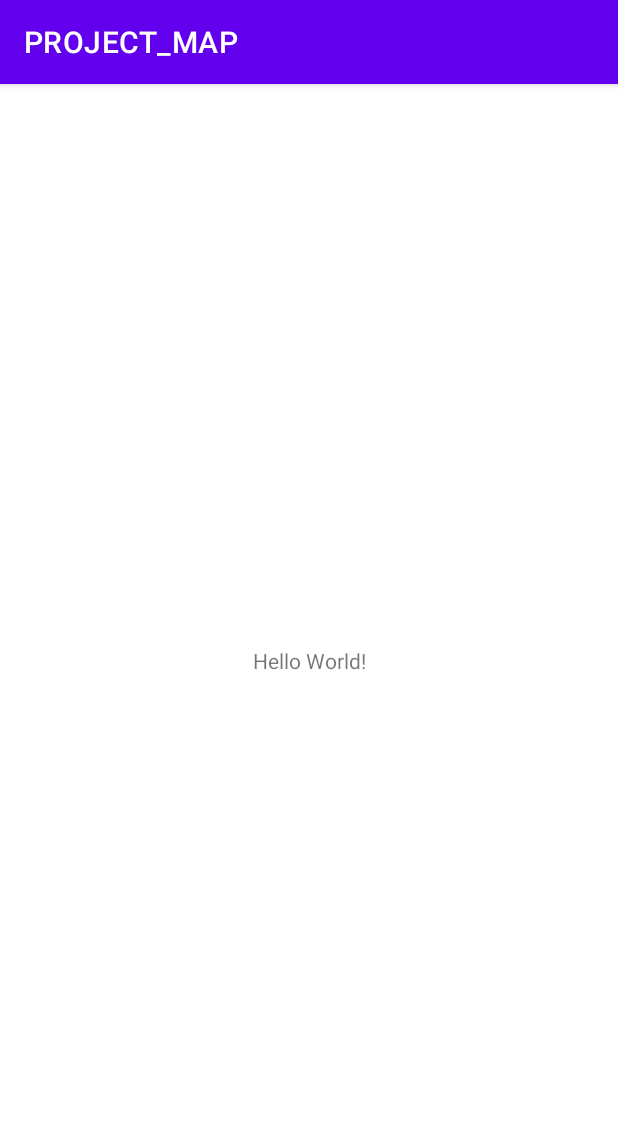
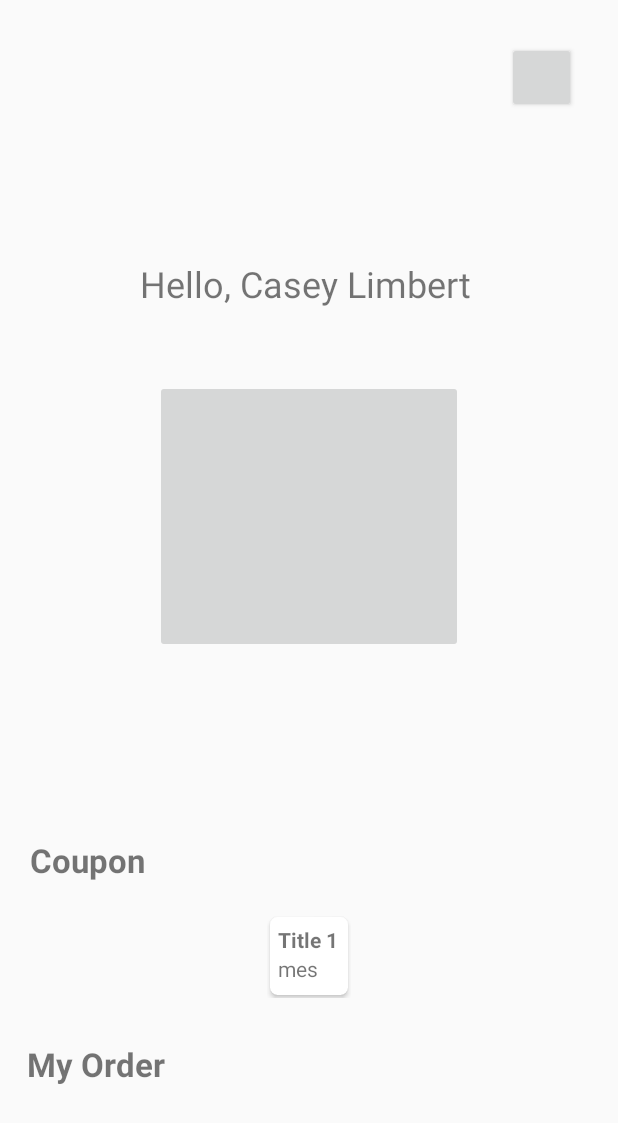
Before and after one commit to Geor03/UAS_MAP, an Android app: the screen it shows after launch (MainActivity), on a phone screen of 412 x 824 dp. Shown: the top 1123 px of the screen. Run offline under Robolectric (Android 15) with nearby library versions, the phone set to English and light mode, and no system bars.

Commit message:
home update

```diff
--- a/PROJECT_MAP/app/src/main/AndroidManifest.xml
+++ b/PROJECT_MAP/app/src/main/AndroidManifest.xml
@@ -11,7 +11,7 @@
         android:label="@string/app_name"
         android:roundIcon="@mipmap/ic_launcher_round"
         android:supportsRtl="true"
-        android:theme="@style/Theme.PROJECT_MAP"
+        android:theme="@style/AppTheme.NoActionBar"
         tools:targetApi="31">
         <activity
             android:name=".MainActivity"
--- /dev/null
+++ b/PROJECT_MAP/app/src/main/java/umn/ac/id/project_map/CouponAdapter.java
@@ -0,0 +1,62 @@
+package umn.ac.id.project_map;
+
+import android.view.LayoutInflater;
+import android.view.View;
+import android.view.ViewGroup;
+import android.widget.TextView;
+
+import androidx.recyclerview.widget.RecyclerView;
+
+import java.util.ArrayList;
+
+public class CouponAdapter extends RecyclerView.Adapter<CouponAdapter.ViewHolder> {
+
+    //________create number of objects according to your need
+    private ArrayList<String> titleDataList;
+    private ArrayList<String> messageDataList;
+
+    //________create  constructor with required parameter
+    public CouponAdapter(ArrayList<String> titleDataList, ArrayList<String> messageDataList) {
+
+        //________initialize
+        this.titleDataList = titleDataList;
+        this.messageDataList = messageDataList;
+    }
+
+    @Override
+    public ViewHolder onCreateViewHolder(ViewGroup parent, int viewType) {
+        View itemView;
+
+        //________show data in the horizontal listing
+        itemView = LayoutInflater.from(parent.getContext()).inflate(R.layout.coupon_view, parent, false);
+
+
+        //________return child view
+        return new ViewHolder(itemView);
+    }
+
+    @Override
+    public void onBindViewHolder(ViewHolder holder, int position) {
+        //________set data to the objects of each row widget
+        holder.tvTitle.setText(titleDataList.get(position));
+        holder.tvMessage.setText(messageDataList.get(position));
+    }
+
+    @Override
+    public int getItemCount() {
+        return titleDataList.size();
+    }
+
+    public static class ViewHolder extends RecyclerView.ViewHolder {
+
+        //________create objects of each row widget
+        public TextView tvTitle, tvMessage;
+        public ViewHolder(View view) {
+            super(view);
+
+            //________initialize objects of each row widget
+            tvTitle = (TextView) view.findViewById(R.id.tvTitle);
+            tvMessage = (TextView) view.findViewById(R.id.tvMessage);
+        }
+    }
+}
--- a/PROJECT_MAP/app/src/main/java/umn/ac/id/project_map/MainActivity.java
+++ b/PROJECT_MAP/app/src/main/java/umn/ac/id/project_map/MainActivity.java
@@ -1,14 +1,47 @@
 package umn.ac.id.project_map;
 
 import androidx.appcompat.app.AppCompatActivity;
+import androidx.recyclerview.widget.LinearLayoutManager;
+import androidx.recyclerview.widget.RecyclerView;
 
 import android.os.Bundle;
 
+import java.util.ArrayList;
+
 public class MainActivity extends AppCompatActivity {
+
+    private RecyclerView rvHorizontal;
+    private ArrayList<String> titleDataList;
+    private ArrayList<String> messageDataList;
+    private RecyclerView.LayoutManager mLayoutManagerHorizontal;
+    private CouponAdapter horizontalAdapter;
 
     @Override
     protected void onCreate(Bundle savedInstanceState) {
         super.onCreate(savedInstanceState);
         setContentView(R.layout.activity_main);
+
+        //________initialize
+        rvHorizontal = (RecyclerView) findViewById(R.id.rvHorizontal);
+        titleDataList = new ArrayList<>();
+        messageDataList = new ArrayList<>();
+
+        //________add dummy titles and message
+        for (int i = 1; i <= 20; i++) {
+            titleDataList.add("Title " + i);
+            messageDataList.add("message " + i);
+        }
+
+        //________initialize adapters
+        horizontalAdapter = new CouponAdapter(titleDataList, messageDataList);
+
+        //________initialize layout managers
+        mLayoutManagerHorizontal = new LinearLayoutManager(this, LinearLayoutManager.HORIZONTAL, false);
+
+        //________set layout managers
+        rvHorizontal.setLayoutManager(mLayoutManagerHorizontal);
+
+        //________set adapters
+        rvHorizontal.setAdapter(horizontalAdapter);
     }
 }
--- a/PROJECT_MAP/app/src/main/res/layout/activity_main.xml
+++ b/PROJECT_MAP/app/src/main/res/layout/activity_main.xml
@@ -6,13 +6,83 @@
     android:layout_height="match_parent"
     tools:context=".MainActivity">
 
+
     <TextView
-        android:layout_width="wrap_content"
-        android:layout_height="wrap_content"
-        android:text="Hello World!"
+        android:id="@+id/coupontext"
+        android:layout_width="112dp"
+        android:layout_height="29dp"
+        android:text="My Order"
+        android:textSize="22sp"
+        android:textStyle="bold"
+        app:layout_constraintBottom_toBottomOf="parent"
+        app:layout_constraintEnd_toEndOf="parent"
+        app:layout_constraintHorizontal_bias="0.06"
+        app:layout_constraintStart_toStartOf="parent"
+        app:layout_constraintTop_toTopOf="parent"
+        app:layout_constraintVertical_bias="0.874"
+        tools:ignore="MissingConstraints" />
+
+    <TextView
+        android:id="@+id/Coupontext"
+        android:layout_width="83dp"
+        android:layout_height="32dp"
+        android:text="Coupon"
+        android:textSize="22sp"
+        android:textStyle="bold"
+        app:layout_constraintBottom_toBottomOf="parent"
+        app:layout_constraintEnd_toEndOf="parent"
+        app:layout_constraintHorizontal_bias="0.06"
+        app:layout_constraintStart_toStartOf="parent"
+        app:layout_constraintTop_toTopOf="parent"
+        app:layout_constraintVertical_bias="0.705"
+        tools:ignore="MissingConstraints" />
+
+    <TextView
+        android:id="@+id/WelcomeText"
+        android:layout_width="226dp"
+        android:layout_height="41dp"
+        android:text="Hello, Casey Limbert"
+        android:textSize="24sp"
         app:layout_constraintBottom_toBottomOf="parent"
         app:layout_constraintEnd_toEndOf="parent"
         app:layout_constraintStart_toStartOf="parent"
-        app:layout_constraintTop_toTopOf="parent" />
+        app:layout_constraintTop_toTopOf="parent"
+        app:layout_constraintVertical_bias="0.221"
+        tools:ignore="MissingConstraints" />
+
+    <ImageButton
+        android:id="@+id/OrderButton"
+        android:layout_width="205dp"
+        android:layout_height="182dp"
+        app:layout_constraintBottom_toBottomOf="parent"
+        app:layout_constraintEnd_toEndOf="parent"
+        app:layout_constraintStart_toStartOf="parent"
+        app:layout_constraintTop_toTopOf="parent"
+        app:layout_constraintVertical_bias="0.395"
+        tools:ignore="MissingConstraints"
+        tools:srcCompat="@tools:sample/avatars" />
+
+    <androidx.recyclerview.widget.RecyclerView
+        android:id="@+id/rvHorizontal"
+        android:layout_width="60dp"
+        android:layout_height="60dp"
+        app:layout_constraintBottom_toBottomOf="parent"
+        app:layout_constraintEnd_toEndOf="parent"
+        app:layout_constraintStart_toStartOf="parent"
+        app:layout_constraintTop_toTopOf="parent"
+        app:layout_constraintVertical_bias="0.795"
+        tools:ignore="MissingConstraints" />
+
+    <Button
+        android:id="@+id/Notification"
+        android:layout_width="46dp"
+        android:layout_height="47dp"
+        app:layout_constraintBottom_toBottomOf="parent"
+        app:layout_constraintEnd_toEndOf="parent"
+        app:layout_constraintHorizontal_bias="0.923"
+        app:layout_constraintStart_toStartOf="parent"
+        app:layout_constraintTop_toTopOf="parent"
+        app:layout_constraintVertical_bias="0.036"
+        tools:ignore="MissingConstraints" />
 
 </androidx.constraintlayout.widget.ConstraintLayout>
--- /dev/null
+++ b/PROJECT_MAP/app/src/main/res/layout/coupon_view.xml
@@ -0,0 +1,40 @@
+<?xml version="1.0" encoding="utf-8"?>
+<LinearLayout xmlns:android="http://schemas.android.com/apk/res/android"
+    android:layout_width="match_parent"
+    android:layout_height="match_parent"
+    android:orientation="vertical"
+    android:padding="2dp">
+    <androidx.cardview.widget.CardView
+        xmlns:card_view="http://schemas.android.com/apk/res-auto"
+        android:layout_width="match_parent"
+        android:layout_height="wrap_content"
+        android:layout_margin="2dp"
+        android:elevation="3dp"
+        android:foreground="?android:selectableItemBackground"
+        card_view:cardCornerRadius="5dp"
+        card_view:contentPadding="5dp">
+
+        <!--contant of the row-->
+        <LinearLayout
+            android:layout_width="match_parent"
+            android:layout_height="match_parent"
+            android:orientation="vertical">
+
+            <!--title text-->
+            <TextView
+                android:id="@+id/tvTitle"
+                android:layout_width="wrap_content"
+                android:layout_height="wrap_content"
+                android:text="title"
+                android:textStyle="bold" />
+
+            <!--message text-->
+            <TextView
+                android:id="@+id/tvMessage"
+                android:layout_width="wrap_content"
+                android:layout_height="wrap_content"
+                android:text="message" />
+
+        </LinearLayout>
+    </androidx.cardview.widget.CardView>
+</LinearLayout>
--- a/PROJECT_MAP/app/src/main/res/values/themes.xml
+++ b/PROJECT_MAP/app/src/main/res/values/themes.xml
@@ -13,4 +13,9 @@
         <item name="android:statusBarColor" tools:targetApi="l">?attr/colorPrimaryVariant</item>
         <!-- Customize your theme here. -->
     </style>
+    <style name="AppTheme.NoActionBar" parent="Theme.AppCompat.Light.DarkActionBar">
+        <item name="windowActionBar">false</item>
+        <item name="windowNoTitle">true</item>
+        <item name="android:windowFullscreen">true</item>
+    </style>
 </resources>
```
Also changed, not shown: 397 other files.
